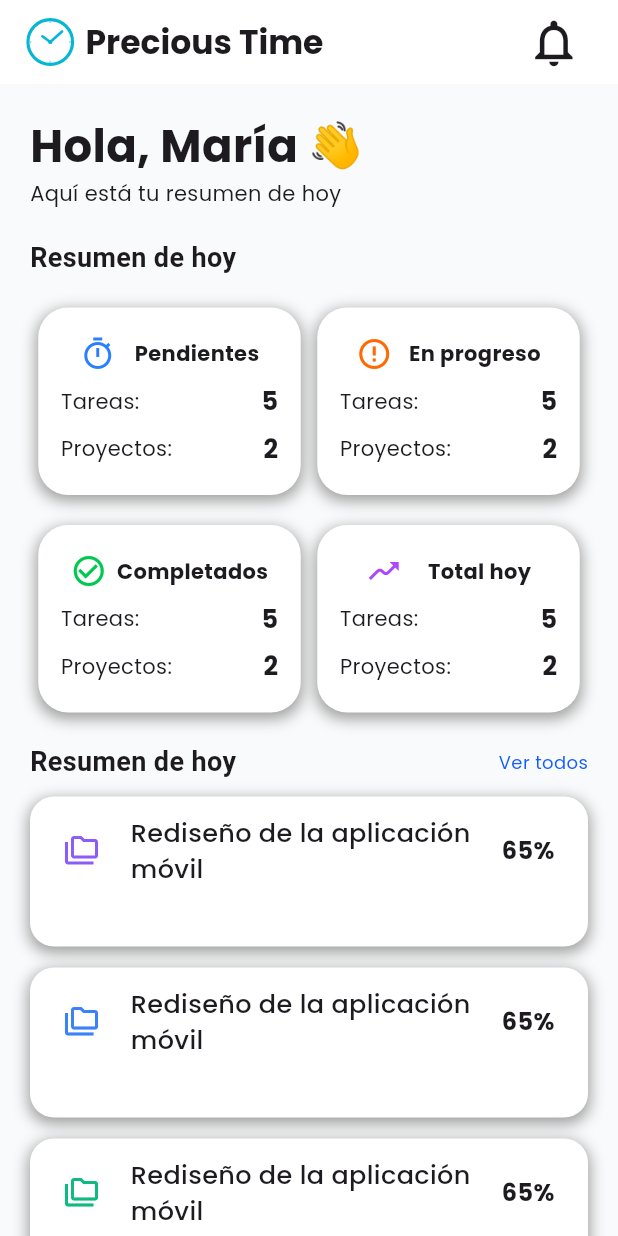
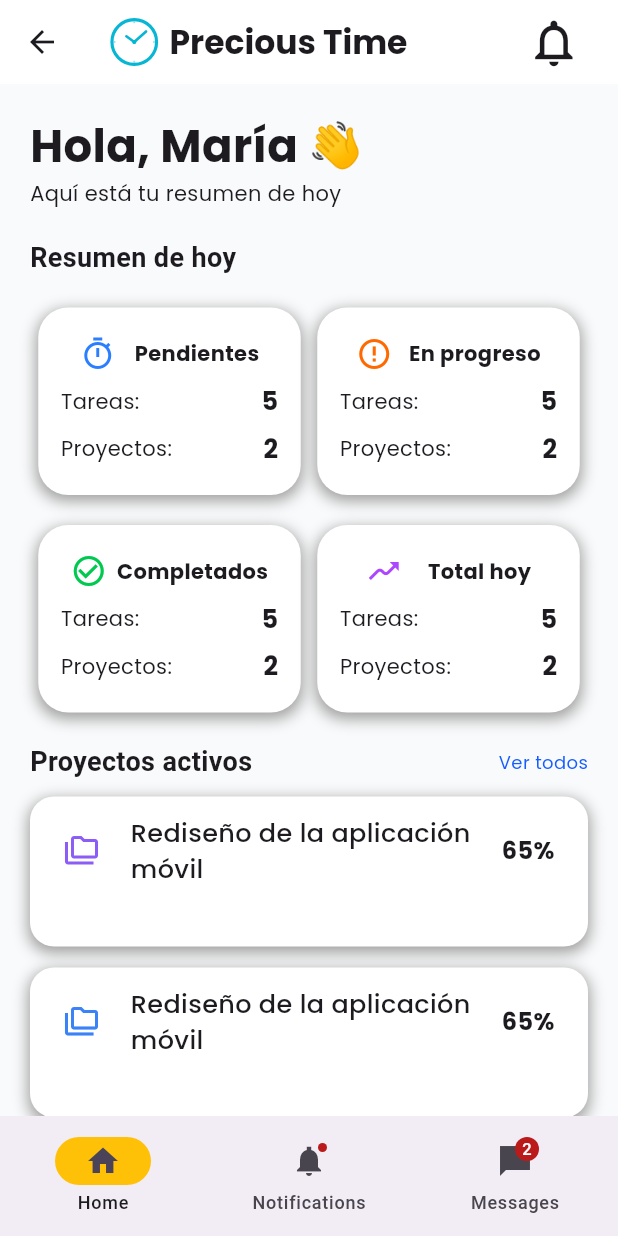
Before and after one commit to AlvLazCas06/Precious-Time-Mobile, a Flutter app: the HomePageView screen opened directly, on a phone screen of 412 x 824 dp. Run offline on Flutter 3.47's test engine with Material 3 defaults, Android fonts, the phone set to English and light mode, and no system bars; our stand-ins replace flutter_svg, google_fonts.

Commit message:
Inicio de la parte de proyectos y adición del bottomNavigationBar

```diff
--- /dev/null
+++ b/precious_time_mobile/lib/features/home/ui/home_page_view.dart
@@ -0,0 +1,284 @@
+import 'package:flutter/material.dart';
+import 'package:google_fonts/google_fonts.dart';
+import 'package:precious_time_mobile/features/home/ui/active_projects.dart';
+import 'package:precious_time_mobile/features/home/ui/app_bar_precious_time.dart';
+import 'package:precious_time_mobile/features/home/ui/card_task_home.dart';
+import 'package:precious_time_mobile/features/home/ui/project_card.dart';
+import 'package:precious_time_mobile/features/home/ui/summary_box_widget.dart';
+
+class HomePageView extends StatefulWidget {
+  const HomePageView({super.key});
+
+  @override
+  State<HomePageView> createState() => _HomePageViewState();
+}
+
+class _HomePageViewState extends State<HomePageView> {
+  int currentPageIndex = 0;
+  @override
+  Widget build(BuildContext context) {
+    return Scaffold(
+      appBar: AppBar(
+        backgroundColor: Colors.white,
+        title: AppBarPreciousTime(),
+      ),
+      bottomNavigationBar: NavigationBar(
+        onDestinationSelected: (int index) {
+          setState(() {
+            currentPageIndex = index;
+          });
+        },
+        indicatorColor: Colors.amber,
+        selectedIndex: currentPageIndex,
+        destinations: const <Widget>[
+          NavigationDestination(
+            selectedIcon: Icon(Icons.home),
+            icon: Icon(Icons.home_outlined),
+            label: 'Home',
+          ),
+          NavigationDestination(
+            icon: Badge(child: Icon(Icons.notifications_sharp)),
+            label: 'Notifications',
+          ),
+          NavigationDestination(
+            icon: Badge(label: Text('2'), child: Icon(Icons.messenger_sharp)),
+            label: 'Messages',
+          ),
+        ],
+      ),
+      body: [
+        SingleChildScrollView(
+          child: Container(
+            padding: EdgeInsets.all(20),
+            decoration: BoxDecoration(
+              color: Color.fromARGB(255, 249, 250, 251),
+            ),
+            child: Column(
+              crossAxisAlignment: CrossAxisAlignment.start,
+              children: [
+                Column(
+                  crossAxisAlignment: CrossAxisAlignment.start,
+                  children: [
+                    Text(
+                      'Hola, María 👋',
+                      style: GoogleFonts.poppins(
+                        fontWeight: FontWeight.bold,
+                        fontSize: 30,
+                      ),
+                    ),
+                    Text(
+                      'Aquí está tu resumen de hoy',
+                      style: GoogleFonts.poppins(),
+                    ),
+                  ],
+                ),
+                SizedBox(height: 20),
+                Column(
+                  mainAxisAlignment: MainAxisAlignment.spaceAround,
+                  crossAxisAlignment: CrossAxisAlignment.start,
+                  children: [
+                    Text(
+                      'Resumen de hoy',
+                      style: TextStyle(
+                        fontWeight: FontWeight.bold,
+                        fontSize: 18,
+                      ),
+                    ),
+                    SizedBox(height: 20),
+                    Row(
+                      mainAxisAlignment: MainAxisAlignment.spaceAround,
+                      children: [
+                        SummaryBoxWidget(
+                          icon: Icons.timer_outlined,
+                          iconColor: Color.fromARGB(255, 43, 127, 255),
+                          label: 'Pendientes',
+                          totalTasks: 5,
+                          totalProjects: 2,
+                        ),
+                        SummaryBoxWidget(
+                          icon: Icons.error_outline,
+                          iconColor: Color.fromARGB(255, 255, 105, 0),
+                          label: 'En progreso',
+                          totalTasks: 5,
+                          totalProjects: 2,
+                        ),
+                      ],
+                    ),
+                    SizedBox(height: 20),
+                    Row(
+                      mainAxisAlignment: MainAxisAlignment.spaceAround,
+                      children: [
+                        SummaryBoxWidget(
+                          icon: Icons.check_circle_outline,
+                          iconColor: Color.fromARGB(255, 0, 201, 80),
+                          label: 'Completados',
+                          totalTasks: 5,
+                          totalProjects: 2,
+                        ),
+                        SummaryBoxWidget(
+                          icon: Icons.moving,
+                          iconColor: Color.fromARGB(255, 173, 70, 255),
+                          label: 'Total hoy',
+                          totalTasks: 5,
+                          totalProjects: 2,
+                        ),
+                      ],
+                    ),
+                  ],
+                ),
+                SizedBox(height: 20),
+                Column(
+                  //mainAxisAlignment: MainAxisAlignment.spaceAround,
+                  children: [
+                    Row(
+                      mainAxisAlignment: MainAxisAlignment.spaceBetween,
+                      children: [
+                        Text(
+                          'Proyectos activos',
+                          style: TextStyle(
+                            fontWeight: FontWeight.bold,
+                            fontSize: 18,
+                          ),
+                        ),
+                        Text(
+                          'Ver todos',
+                          style: GoogleFonts.poppins(
+                            color: Color.fromARGB(255, 21, 93, 255),
+                            fontSize: 12,
+                          ),
+                        ),
+                      ],
+                    ),
+                    SizedBox(height: 10),
+                    ActiveProjects(
+                      color: Color.fromARGB(255, 139, 92, 246),
+                      label: 'Rediseño de la aplicación\nmóvil',
+                      percent: 65,
+                    ),
+                    SizedBox(height: 14),
+                    ActiveProjects(
+                      color: Color.fromARGB(255, 59, 130, 246),
+                      label: 'Rediseño de la aplicación\nmóvil',
+                      percent: 65,
+                    ),
+                    SizedBox(height: 14),
+                    ActiveProjects(
+                      color: Color.fromARGB(255, 16, 185, 129),
+                      label: 'Rediseño de la aplicación\nmóvil',
+                      percent: 65,
+                    ),
+                  ],
+                ),
+                SizedBox(height: 20),
+                Column(
+                  children: [
+                    Row(
+                      mainAxisAlignment: MainAxisAlignment.spaceBetween,
+                      children: [
+                        Text(
+                          'Tareas pendientes',
+                          style: TextStyle(
+                            fontWeight: FontWeight.bold,
+                            fontSize: 18,
+                          ),
+                        ),
+                        Text(
+                          'Ver todos',
+                          style: GoogleFonts.poppins(
+                            color: Color.fromARGB(255, 21, 93, 255),
+                            fontSize: 12,
+                          ),
+                        ),
+                      ],
+                    ),
+                    CardTaskHome(
+                      label: 'Revisar propuesta de diseño',
+                      type: 'diseño',
+                      color: Color.fromARGB(255, 139, 92, 246),
+                    ),
+                  ],
+                ),
+              ],
+            ),
+          ),
+        ),
+        SingleChildScrollView(
+          child: Container(
+            width: double.infinity,
+            padding: EdgeInsets.all(14),
+            decoration: BoxDecoration(
+              color: Color.fromARGB(255, 249, 250, 251),
+            ),
+            child: Column(
+              crossAxisAlignment: CrossAxisAlignment.start,
+              children: [
+                Text(
+                  'Proyectos',
+                  style: GoogleFonts.poppins(
+                    fontWeight: FontWeight.bold,
+                    fontSize: 24,
+                  ),
+                ),
+                Text('proyectos activos', style: GoogleFonts.poppins()),
+                SizedBox(height: 20),
+                ProjectCard(
+                  label: 'Rediseño de la aplicación móvil',
+                  description:
+                      'Rediseño completo de la interfaz de usuario de la aplicación móvil principal.',
+                  percent: 65,
+                  startDate: '15 Ene 2026',
+                  finishDate: '15 Feb 2026',
+                ),
+                SizedBox(height: 20),
+                ProjectCard(
+                  label: 'Rediseño de la aplicación móvil',
+                  description:
+                      'Rediseño completo de la interfaz de usuario de la aplicación móvil principal.',
+                  percent: 65,
+                  startDate: '15 Ene 2026',
+                  finishDate: '15 Feb 2026',
+                ),
+                SizedBox(height: 20),
+                ProjectCard(
+                  label: 'Rediseño de la aplicación móvil',
+                  description:
+                      'Rediseño completo de la interfaz de usuario de la aplicación móvil principal.',
+                  percent: 65,
+                  startDate: '15 Ene 2026',
+                  finishDate: '15 Feb 2026',
+                ),
+                SizedBox(height: 20),
+                ProjectCard(
+                  label: 'Rediseño de la aplicación móvil',
+                  description:
+                      'Rediseño completo de la interfaz de usuario de la aplicación móvil principal.',
+                  percent: 65,
+                  startDate: '15 Ene 2026',
+                  finishDate: '15 Feb 2026',
+                ),
+                SizedBox(height: 20),
+                ProjectCard(
+                  label: 'Rediseño de la aplicación móvil',
+                  description:
+                      'Rediseño completo de la interfaz de usuario de la aplicación móvil principal.',
+                  percent: 65,
+                  startDate: '15 Ene 2026',
+                  finishDate: '15 Feb 2026',
+                ),
+                IconButton(
+                  onPressed: () {},
+                  icon: Icon(Icons.add, color: Colors.white),
+                  color: Color.fromARGB(255, 179, 203, 255),
+                  style: IconButton.styleFrom(
+                    backgroundColor: Color.fromARGB(255, 21, 93, 255),
+                  ),
+                  iconSize: 22,
+                ),
+              ],
+            ),
+          ),
+        ),
+      ][currentPageIndex],
+    );
+  }
+}
--- a/precious_time_mobile/lib/ui/login.dart
+++ b/precious_time_mobile/lib/features/login/ui/login.dart
@@ -202,6 +202,7 @@ class _LoginState extends State<Login> {
                         height: 52,
                         child: ElevatedButton(
                           onPressed: () {
+                            Navigator.pushNamed(context, '/home');
                           },
                           style: ElevatedButton.styleFrom(
                             backgroundColor: const Color(0xFF2B7CFF),
--- a/precious_time_mobile/lib/ui/home_page_view.dart
+++ /dev/null
@@ -1,145 +0,0 @@
-import 'package:flutter/material.dart';
-import 'package:google_fonts/google_fonts.dart';
-import 'package:precious_time_mobile/shared/active_projects.dart';
-import 'package:precious_time_mobile/shared/app_bar_precious_time.dart';
-import 'package:precious_time_mobile/shared/summary_box_widget.dart';
-
-class HomePageView extends StatefulWidget {
-  const HomePageView({super.key});
-
-  @override
-  State<HomePageView> createState() => _HomePageViewState();
-}
-
-class _HomePageViewState extends State<HomePageView> {
-  @override
-  Widget build(BuildContext context) {
-    return Scaffold(
-      appBar: AppBar(
-        backgroundColor: Colors.white,
-        title: AppBarPreciousTime()
-      ),
-      body: SingleChildScrollView(
-        child: Container(
-          padding: EdgeInsets.all(20),
-          decoration: BoxDecoration(color: Color.fromARGB(255, 249, 250, 251)),
-          child: Column(
-            crossAxisAlignment: CrossAxisAlignment.start,
-            children: [
-              Column(
-                crossAxisAlignment: CrossAxisAlignment.start,
-                children: [
-                  Text(
-                    'Hola, María 👋',
-                    style: GoogleFonts.poppins(
-                      fontWeight: FontWeight.bold,
-                      fontSize: 30,
-                    ),
-                  ),
-                  Text(
-                    'Aquí está tu resumen de hoy',
-                    style: GoogleFonts.poppins(),
-                  ),
-                ],
-              ),
-              SizedBox(height: 20),
-              Column(
-                mainAxisAlignment: MainAxisAlignment.spaceAround,
-                crossAxisAlignment: CrossAxisAlignment.start,
-                children: [
-                  Text(
-                    'Resumen de hoy',
-                    style: TextStyle(fontWeight: FontWeight.bold, fontSize: 18),
-                  ),
-                  SizedBox(height: 20),
-                  Row(
-                    mainAxisAlignment: MainAxisAlignment.spaceAround,
-                    children: [
-                      SummaryBoxWidget(
-                        icon: Icons.timer_outlined,
-                        iconColor: Color.fromARGB(255, 43, 127, 255),
-                        label: 'Pendientes',
-                        totalTasks: 5,
-                        totalProjects: 2,
-                      ),
-                      SummaryBoxWidget(
-                        icon: Icons.error_outline,
-                        iconColor: Color.fromARGB(255, 255, 105, 0),
-                        label: 'En progreso',
-                        totalTasks: 5,
-                        totalProjects: 2,
-                      ),
-                    ],
-                  ),
-                  SizedBox(height: 20),
-                  Row(
-                    mainAxisAlignment: MainAxisAlignment.spaceAround,
-                    children: [
-                      SummaryBoxWidget(
-                        icon: Icons.check_circle_outline,
-                        iconColor: Color.fromARGB(255, 0, 201, 80),
-                        label: 'Completados',
-                        totalTasks: 5,
-                        totalProjects: 2,
-                      ),
-                      SummaryBoxWidget(
-                        icon: Icons.moving,
-                        iconColor: Color.fromARGB(255, 173, 70, 255),
-                        label: 'Total hoy',
-                        totalTasks: 5,
-                        totalProjects: 2,
-                      ),
-                    ],
-                  ),
-                ],
-              ),
-              SizedBox(height: 20),
-              Column(
-                //mainAxisAlignment: MainAxisAlignment.spaceAround,
-                children: [
-                  Row(
-                    mainAxisAlignment: MainAxisAlignment.spaceBetween,
-                    children: [
-                      Text(
-                        'Resumen de hoy',
-                        style: TextStyle(
-                          fontWeight: FontWeight.bold,
-                          fontSize: 18,
-                        ),
-                      ),
-                      Text(
-                        'Ver todos',
-                        style: GoogleFonts.poppins(
-                          color: Color.fromARGB(255, 21, 93, 255),
-                          fontSize: 12,
-                        ),
-                      ),
-                    ],
-                  ),
-                  SizedBox(height: 10),
-                  ActiveProjects(
-                    color: Color.fromARGB(255, 139, 92, 246),
-                    label: 'Rediseño de la aplicación\nmóvil',
-                    percent: 65,
-                  ),
-                  SizedBox(height: 14),
-                  ActiveProjects(
-                    color: Color.fromARGB(255, 59, 130, 246),
-                    label: 'Rediseño de la aplicación\nmóvil',
-                    percent: 65,
-                  ),
-                  SizedBox(height: 14),
-                  ActiveProjects(
-                    color: Color.fromARGB(255, 16, 185, 129),
-                    label: 'Rediseño de la aplicación\nmóvil',
-                    percent: 65,
-                  ),
-                ],
-              ),
-            ],
-          ),
-        ),
-      ),
-    );
-  }
-}
```
Also changed, not shown: precious_time_mobile/lib/features/home/ui/card_task_home.dart (added, +61 -0 lines), precious_time_mobile/lib/features/home/ui/project_card.dart (added, +130 -0 lines), precious_time_mobile/lib/main.dart (+7 -2 lines), precious_time_mobile/lib/features/home/ui/active_projects.dart (renamed from precious_time_mobile/lib/shared/active_projects.dart), precious_time_mobile/lib/features/home/ui/app_bar_precious_time.dart (renamed from precious_time_mobile/lib/shared/app_bar_precious_time.dart), precious_time_mobile/lib/features/home/ui/summary_box_widget.dart (renamed from precious_time_mobile/lib/shared/summary_box_widget.dart).
